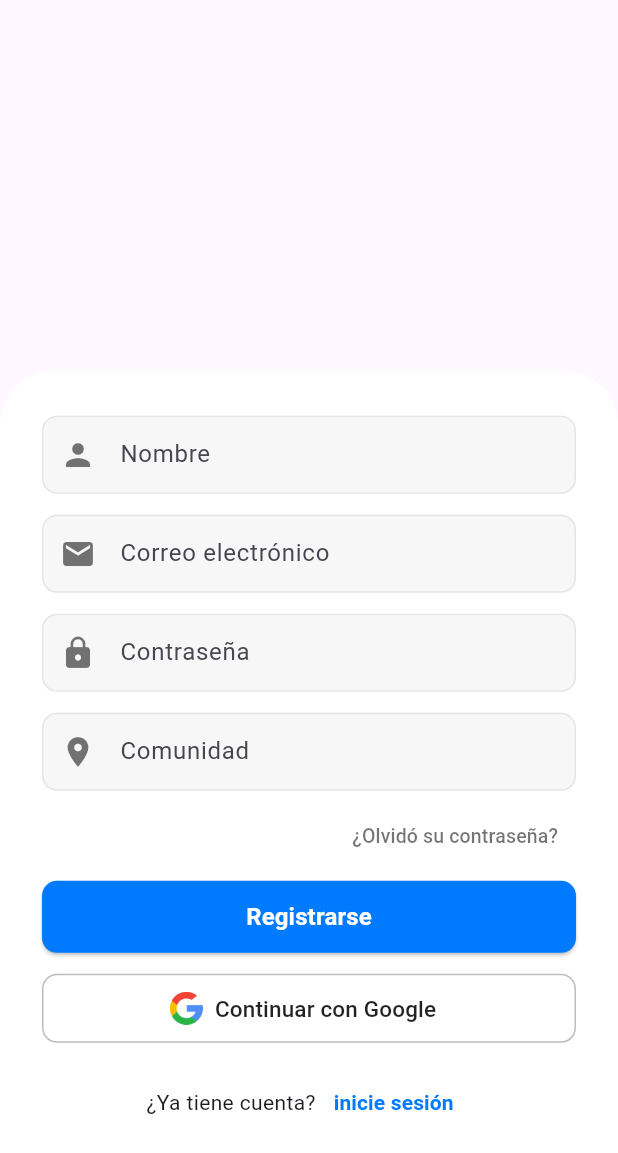
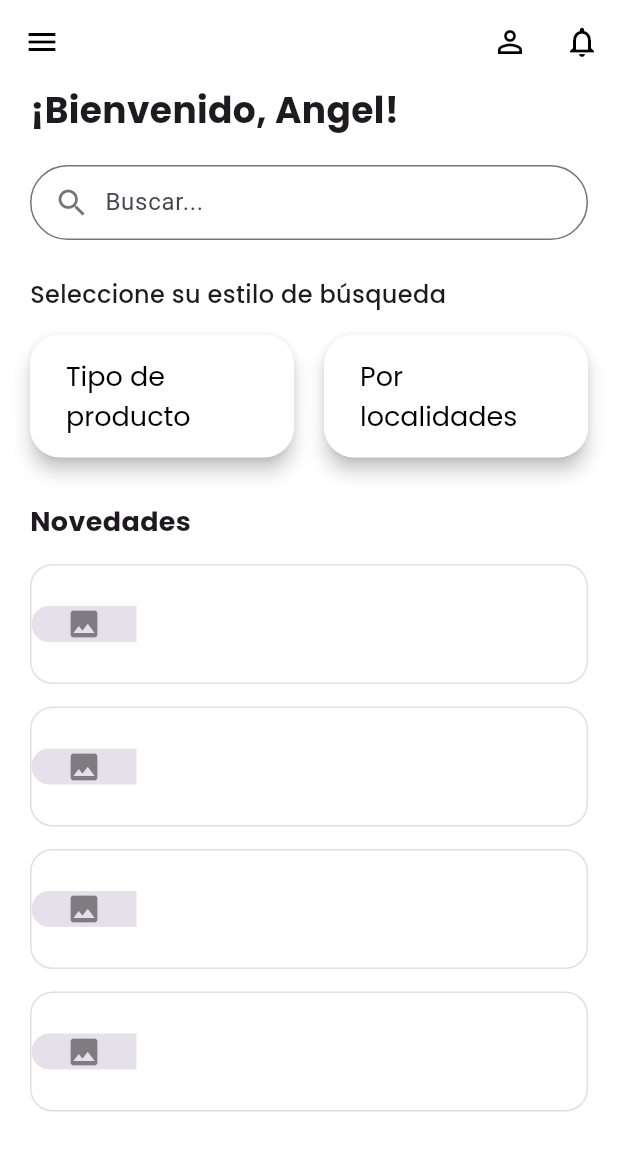
Before and after one commit to AlexRoman18/luumil_app, a Flutter app: the RegisterForm widget shown alone on an empty page, opened directly, after a tap on "Registrarse", on a phone screen of 412 x 824 dp. Shown: the top 1153 px of the screen. Run offline on Flutter 3.47's test engine with Material 3 defaults, Android fonts, the phone set to English and light mode, and no system bars; our stand-ins replace google_fonts.

Commit message:
creación de pantalla de inicio

```diff
--- /dev/null
+++ b/lib/screens/pantallainicio_screen.dart
@@ -0,0 +1,168 @@
+import 'package:flutter/material.dart';
+import 'package:google_fonts/google_fonts.dart';
+import 'package:luumil_app/widgets/buttons.dart'; // Tu widget de botones
+
+class PantallaInicio extends StatelessWidget {
+  const PantallaInicio({super.key});
+
+  @override
+  Widget build(BuildContext context) {
+    return Scaffold(
+      backgroundColor: Colors.white,
+
+      // 🔹 AppBar superior
+      appBar: AppBar(
+        backgroundColor: Colors.white,
+        elevation: 0,
+        leading: IconButton(
+          icon: const Icon(Icons.menu, color: Colors.black),
+          onPressed: () {},
+        ),
+        actions: [
+          IconButton(
+            icon: const Icon(Icons.person_outline, color: Colors.black),
+            onPressed: () {},
+          ),
+          IconButton(
+            icon: const Icon(Icons.notifications_none, color: Colors.black),
+            onPressed: () {},
+          ),
+        ],
+      ),
+
+      // 🔹 Contenido principal
+      body: Padding(
+        padding: const EdgeInsets.symmetric(horizontal: 20),
+        child: SingleChildScrollView(
+          child: Column(
+            crossAxisAlignment: CrossAxisAlignment.start,
+            children: [
+              // Título de bienvenida
+              Text(
+                '¡Bienvenido, Angel!',
+                style: GoogleFonts.poppins(
+                  fontSize: 24,
+                  fontWeight: FontWeight.bold,
+                ),
+              ),
+              const SizedBox(height: 20),
+
+              // Barra de búsqueda
+              Container(
+                padding: const EdgeInsets.symmetric(horizontal: 15),
+                decoration: BoxDecoration(
+                  border: Border.all(color: Colors.black54),
+                  borderRadius: BorderRadius.circular(30),
+                ),
+                child: const Row(
+                  children: [
+                    Icon(Icons.search, color: Colors.black54),
+                    SizedBox(width: 10),
+                    Expanded(
+                      child: TextField(
+                        decoration: InputDecoration(
+                          hintText: 'Buscar...',
+                          border: InputBorder.none,
+                        ),
+                      ),
+                    ),
+                  ],
+                ),
+              ),
+
+              const SizedBox(height: 25),
+
+              // Subtítulo
+              Text(
+                'Seleccione su estilo de búsqueda',
+                style: GoogleFonts.poppins(
+                  fontSize: 16,
+                  fontWeight: FontWeight.w500,
+                ),
+              ),
+              const SizedBox(height: 15),
+
+              // 🔹 Dos botones personalizados
+              Row(
+                mainAxisAlignment: MainAxisAlignment.spaceBetween,
+                children: [
+                  Expanded(
+                    child: Buttons(
+                      color: Colors.white,
+                      colorText: Colors.black,
+                      text: 'Tipo de producto',
+                      onPressed: () {
+                        // Acción al presionar "Tipo de producto"
+                      },
+                    ),
+                  ),
+                  const SizedBox(width: 20),
+                  Expanded(
+                    child: Buttons(
+                      color: Colors.white,
+                      colorText: Colors.black,
+                      text: 'Por localidades',
+                      onPressed: () {
+                        // Acción al presionar "Por localidades"
+                      },
+                    ),
+                  ),
+                ],
+              ),
+
+              const SizedBox(height: 30),
+
+              // Sección de novedades
+              Text(
+                'Novedades',
+                style: GoogleFonts.poppins(
+                  fontSize: 18,
+                  fontWeight: FontWeight.bold,
+                ),
+              ),
+
+              const SizedBox(height: 15),
+
+              // Lista de tarjetas de novedades
+              Column(
+                children: List.generate(
+                  4,
+                  (index) => Container(
+                    margin: const EdgeInsets.only(bottom: 15),
+                    height: 80,
+                    decoration: BoxDecoration(
+                      border: Border.all(color: Colors.black12),
+                      borderRadius: BorderRadius.circular(15),
+                    ),
+                    child: Row(
+                      children: [
+                        Container(
+                          width: 70,
+                          decoration: const BoxDecoration(
+                            color: Color(0xFFE6E0EB),
+                            borderRadius: BorderRadius.only(
+                              topLeft: Radius.circular(15),
+                              bottomLeft: Radius.circular(15),
+                            ),
+                          ),
+                          child: const Icon(Icons.image, color: Colors.black45),
+                        ),
+                        const SizedBox(width: 10),
+                        const Expanded(
+                          child: Text(
+                            '',
+                            style: TextStyle(color: Colors.black54),
+                          ),
+                        ),
+                      ],
+                    ),
+                  ),
+                ),
+              ),
+            ],
+          ),
+        ),
+      ),
+    );
+  }
+}
--- a/lib/screens/registro_screen.dart
+++ b/lib/screens/registro_screen.dart
@@ -1,6 +1,7 @@
 import 'package:flutter/material.dart';
 import 'package:luumil_app/widgets/register_forms.dart';
 import 'package:luumil_app/widgets/register_header.dart';
+import 'package:luumil_app/screens/pantallainicio_screen.dart';
 
 class RegisterScreen extends StatelessWidget {
   const RegisterScreen({super.key});
--- a/lib/widgets/register_forms.dart
+++ b/lib/widgets/register_forms.dart
@@ -1,5 +1,6 @@
 import 'package:flutter/material.dart';
 import 'package:luumil_app/widgets/custom_text_field.dart';
+import 'package:luumil_app/screens/pantallainicio_screen.dart';
 
 class RegisterForm extends StatelessWidget {
   const RegisterForm({super.key});
@@ -27,12 +28,20 @@ class RegisterForm extends StatelessWidget {
                 const CustomTextField(hint: 'Nombre', icon: Icons.person),
                 const SizedBox(height: 14),
                 const CustomTextField(
-                    hint: 'Correo electrónico', icon: Icons.email),
+                  hint: 'Correo electrónico',
+                  icon: Icons.email,
+                ),
                 const SizedBox(height: 14),
                 const CustomTextField(
-                    hint: 'Contraseña', icon: Icons.lock, obscure: true),
+                  hint: 'Contraseña',
+                  icon: Icons.lock,
+                  obscure: true,
+                ),
                 const SizedBox(height: 14),
-                const CustomTextField(hint: 'Comunidad', icon: Icons.location_on),
+                const CustomTextField(
+                  hint: 'Comunidad',
+                  icon: Icons.location_on,
+                ),
                 const SizedBox(height: 6),
 
                 Align(
@@ -41,10 +50,7 @@ class RegisterForm extends StatelessWidget {
                     onPressed: () {},
                     child: const Text(
                       '¿Olvidó su contraseña?',
-                      style: TextStyle(
-                        color: Colors.black54,
-                        fontSize: 13,
-                      ),
+                      style: TextStyle(color: Colors.black54, fontSize: 13),
                     ),
                   ),
                 ),
@@ -56,7 +62,14 @@ class RegisterForm extends StatelessWidget {
                   width: double.infinity,
                   height: 48,
                   child: ElevatedButton(
-                    onPressed: () {},
+                    onPressed: () {
+                      Navigator.push(
+                        context,
+                        MaterialPageRoute(
+                          builder: (context) => const PantallaInicio(),
+                        ),
+                      );
+                    },
                     style: ElevatedButton.styleFrom(
                       backgroundColor: const Color(0xFF007BFF),
                       shape: RoundedRectangleBorder(
@@ -108,8 +121,10 @@ class RegisterForm extends StatelessWidget {
                 Row(
                   mainAxisAlignment: MainAxisAlignment.center,
                   children: [
-                    const Text('¿Ya tiene cuenta?',
-                        style: TextStyle(fontSize: 14)),
+                    const Text(
+                      '¿Ya tiene cuenta?',
+                      style: TextStyle(fontSize: 14),
+                    ),
                     TextButton(
                       onPressed: () {
                         // Aquí navegas al login
@@ -121,7 +136,7 @@ class RegisterForm extends StatelessWidget {
                           fontWeight: FontWeight.bold,
                         ),
                       ),
-                    )
+                    ),
                   ],
                 ),
               ],
```
